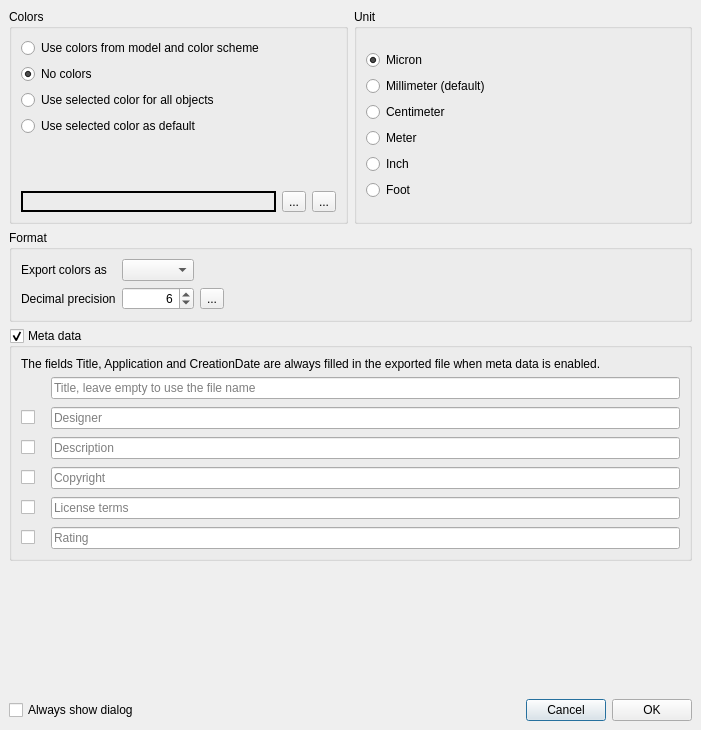
The window that src/gui/Export3mfDialog.ui (openscad/openscad) describes before a commit, drawn with Qt 5.
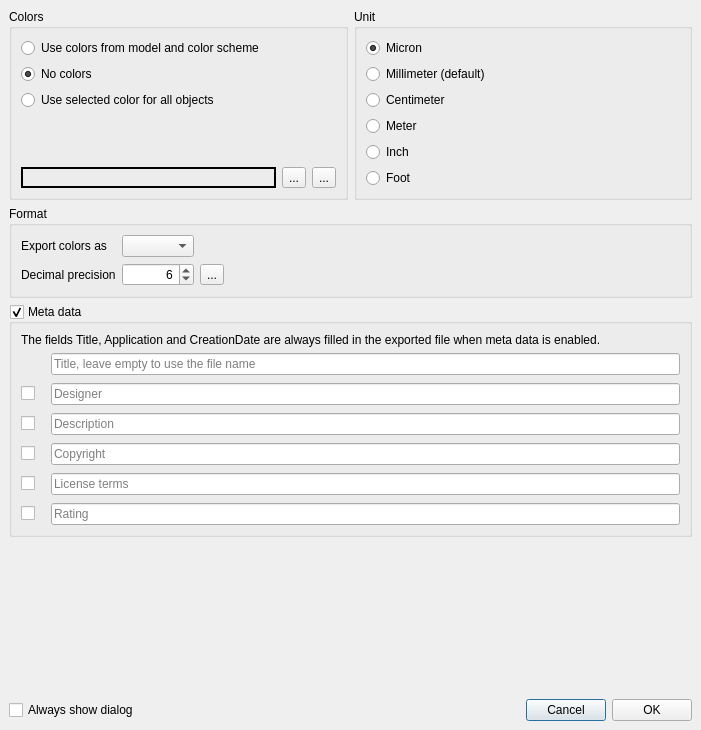
The same window after the commit. Icons and pictures are not drawn.

Commit message: Remove color option that currently is not available.

What changed in the file:
```diff
--- a/src/gui/Export3mfDialog.ui
+++ b/src/gui/Export3mfDialog.ui
@@ -45,8 +45,8 @@
        <rect>
         <x>0</x>
         <y>0</y>
-        <width>669</width>
-        <height>672</height>
+        <width>683</width>
+        <height>669</height>
        </rect>
       </property>
       <layout class="QGridLayout" name="gridLayout_4" rowstretch="0,0,0,1" columnstretch="1,1">
@@ -212,22 +212,6 @@
               </attribute>
              </widget>
             </item>
-            <item>
-             <widget class="QRadioButton" name="radioButtonColorsUseAsDefault">
-              <property name="toolTip">
-               <string>&lt;html&gt;&lt;head/&gt;&lt;body&gt;&lt;p&gt;Determine best orientation based on maximum geometry dimension.&lt;/p&gt;&lt;/body&gt;&lt;/html&gt;</string>
-              </property>
-              <property name="text">
-               <string>Use selected color as default</string>
-              </property>
-              <property name="_settings_value" stdset="0">
-               <string>selected-as-default</string>
-              </property>
-              <attribute name="buttonGroup">
-               <string notr="true">buttonGroupColors</string>
-              </attribute>
-             </widget>
-            </item>
            </layout>
           </item>
           <item row="2" column="0">
```
Left out of the diff: 3 changed lines with no effect on the pictures. The commit also changes 2 other files.
